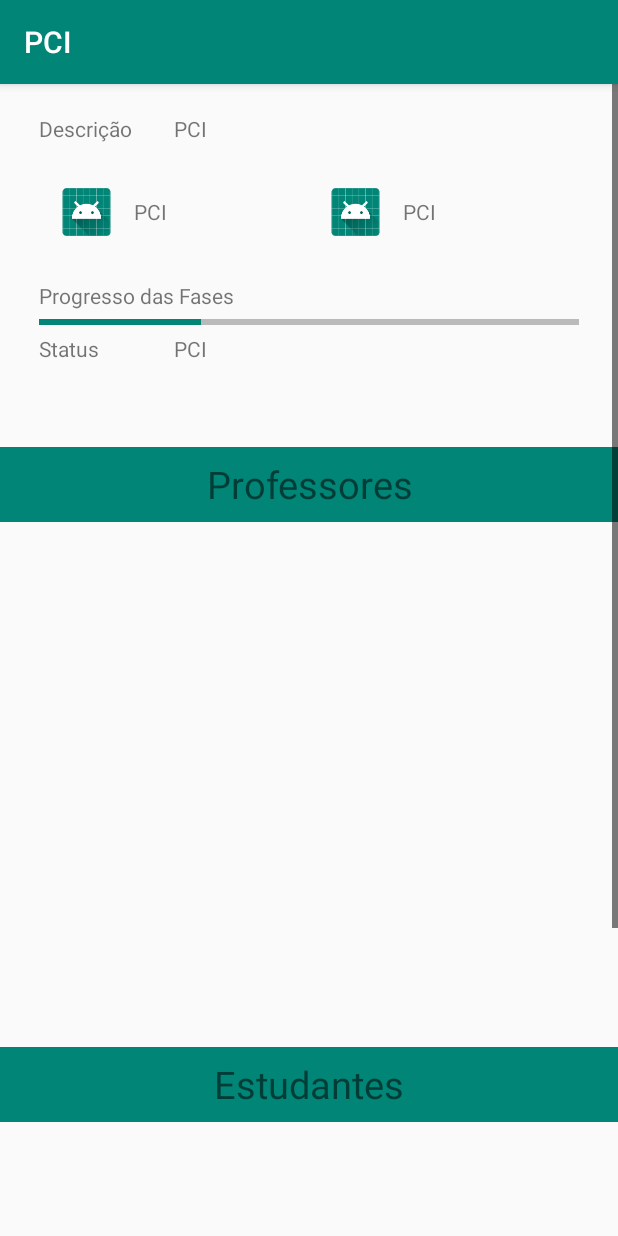
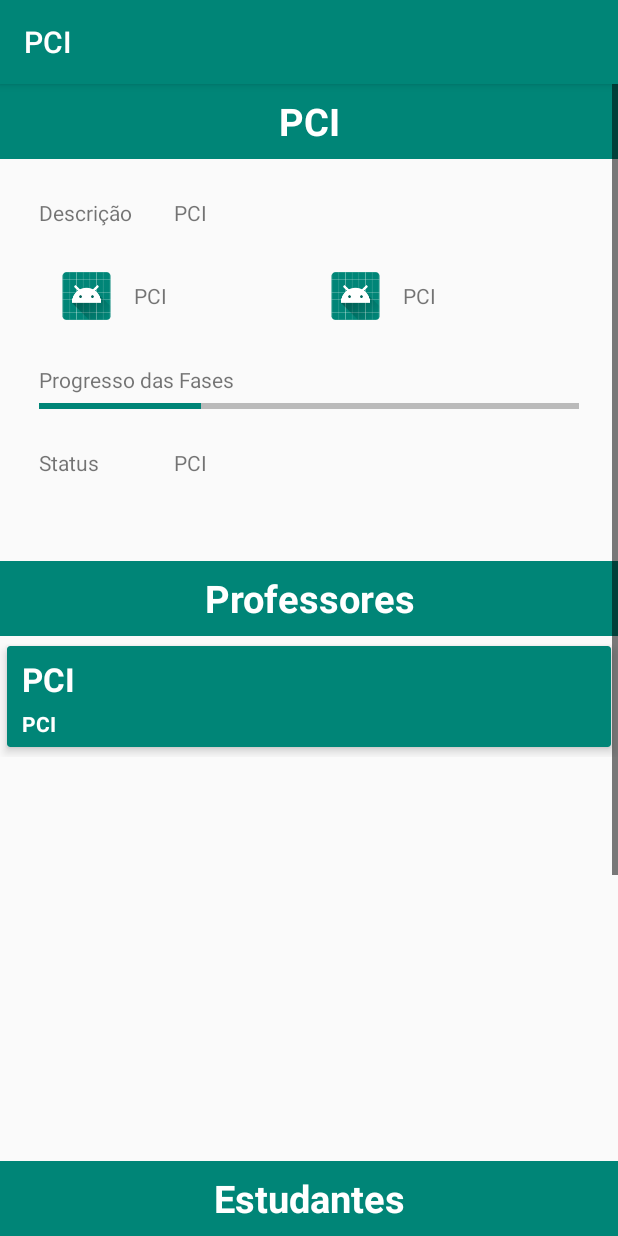
Before and after one commit to GabrielCR99/PCI, an Android app: the ProjectActivity screen opened directly, with no data from a screen before it, on a phone screen of 412 x 824 dp. Run offline under Robolectric (Android 15) with nearby library versions, the phone set to English and light mode, and no system bars; our stand-ins replace ButterKnife, Firebase (no records; nobody signed in at launch, a user with empty details on screens opened directly); 11 statements that could not run were skipped.

Commit message:
View Project members

```diff
--- a/app/src/main/java/com/studio/pci/activities/MainActivity.java
+++ b/app/src/main/java/com/studio/pci/activities/MainActivity.java
@@ -13,6 +13,8 @@ import android.support.v7.widget.Toolbar;
 import android.view.Menu;
 import android.view.MenuItem;
 import android.view.View;
+import android.widget.Button;
+import android.widget.EditText;
 import android.widget.TextView;
 
 import com.google.firebase.auth.FirebaseAuth;
@@ -25,6 +27,8 @@ import com.google.firebase.database.ValueEventListener;
 import com.studio.pci.models.Professor;
 import com.studio.pci.models.Project;
 import com.studio.pci.providers.ProjectDAO;
+
+import java.util.ArrayList;
 
 import butterknife.BindView;
 import butterknife.ButterKnife;
--- a/app/src/main/java/com/studio/pci/activities/ProjectActivity.java
+++ b/app/src/main/java/com/studio/pci/activities/ProjectActivity.java
@@ -1,23 +1,128 @@
 package com.studio.pci.activities;
 
+import android.content.Intent;
 import android.os.Bundle;
+import android.support.annotation.NonNull;
 import android.support.annotation.Nullable;
 import android.support.v7.app.AppCompatActivity;
+import android.support.v7.widget.LinearLayoutManager;
+import android.support.v7.widget.RecyclerView;
+import android.util.Log;
+import android.widget.TextView;
 
+import com.google.firebase.database.DataSnapshot;
+import com.google.firebase.database.DatabaseError;
+import com.google.firebase.database.DatabaseReference;
+import com.google.firebase.database.FirebaseDatabase;
+import com.google.firebase.database.ValueEventListener;
 import com.studio.pci.R;
+import com.studio.pci.adapters.ProfessorsAdapter;
+import com.studio.pci.adapters.StudentsAdapter;
+import com.studio.pci.models.Professor;
+import com.studio.pci.models.Project;
+import com.studio.pci.models.Student;
 
+import java.util.ArrayList;
+import java.util.List;
+
+import butterknife.BindView;
 import butterknife.ButterKnife;
 
 
 public class ProjectActivity extends AppCompatActivity {
 
+    @BindView(R.id.project_title)
+    TextView titleTextView;
 
+    @BindView(R.id.project_description)
+    TextView descTextView;
+
+    @BindView(R.id.project_startDate)
+    TextView startTextView;
+
+    @BindView(R.id.project_endDate)
+    TextView endTextView;
+
+    @BindView(R.id.project_status)
+    TextView statusTextView;
+
+    @BindView(R.id.recycler_project_professors)
+    RecyclerView professorRecyclerView;
+
+    @BindView(R.id.recycler_project_students)
+    RecyclerView studentsRecyclerView;
+
+    private StudentsAdapter studentsAdapter;
+    private ProfessorsAdapter professorsAdapter;
+    private List<Professor> professorList;
+    private List<Student> studentList;
+    private String projectID;
+    private Project project;
 
     @Override
     protected void onCreate(@Nullable Bundle savedInstanceState) {
         super.onCreate(savedInstanceState);
         setContentView(R.layout.activity_project);
         ButterKnife.bind(this);
+        Intent intent = getIntent();
+        projectID = intent.getStringExtra("PROJECT_ID");
+        setMembers();
+        setRecyclers();
 
     }
+
+    private void setMembers() {
+        studentList = new ArrayList<>();
+        professorList = new ArrayList<>();
+        DatabaseReference db = FirebaseDatabase.getInstance().getReference();
+        db.addValueEventListener(new ValueEventListener() {
+            @Override
+            public void onDataChange(@NonNull DataSnapshot dataSnapshot) {
+                project = dataSnapshot.child("projects").child(projectID).getValue(Project.class);
+                studentList.clear();
+                for(String id : project.getStudents()){
+                    Student student = dataSnapshot.child("students").child(id).getValue(Student.class);
+                    studentList.add(student);
+                }
+                professorList.clear();
+                for(String id : project.getProfessors()){
+                    Professor professor = dataSnapshot.child("professors").child(id).getValue(Professor.class);
+                    professorList.add(professor);
+                }
+
+                if(project.getTitle().isEmpty()) titleTextView.setText(getString(R.string.null_info));
+                else titleTextView.setText(project.getTitle());
+
+                if(project.getDescription().isEmpty()) descTextView.setText(getString(R.string.null_info));
+                else descTextView.setText(project.getDescription());
+
+                if(project.getStartDate().isEmpty()) startTextView.setText(getString(R.string.null_info));
+                else startTextView.setText(project.getStartDate());
+
+                if(project.getEndDate().isEmpty()) endTextView.setText(getString(R.string.null_info));
+                else endTextView.setText(project.getEndDate());
+
+                statusTextView.setText(project.isFinished() ? getString(R.string.finished) : getString(R.string.in_progress));
+                studentsAdapter.notifyDataSetChanged();
+                professorsAdapter.notifyDataSetChanged();
+            }
+            @Override
+            public void onCancelled(@NonNull DatabaseError databaseError) {
+                Log.v("STUDENTS_FIREBASE",databaseError.getMessage());
+            }
+        });
+    }
+
+    private void setRecyclers() {
+        RecyclerView.LayoutManager layoutStudent = new LinearLayoutManager(this, LinearLayoutManager.VERTICAL, false);
+        RecyclerView.LayoutManager layoutProfessor = new LinearLayoutManager(this, LinearLayoutManager.VERTICAL, false);
+        professorRecyclerView.setLayoutManager(layoutStudent);
+        studentsRecyclerView.setLayoutManager(layoutProfessor);
+
+        studentsAdapter = new StudentsAdapter(studentList,this);
+        studentsRecyclerView.setAdapter(studentsAdapter);
+
+        professorsAdapter = new ProfessorsAdapter(professorList,this);
+        professorRecyclerView.setAdapter(professorsAdapter);
+    }
 }
--- /dev/null
+++ b/app/src/main/java/com/studio/pci/adapters/ProfessorsAdapter.java
@@ -0,0 +1,73 @@
+package com.studio.pci.adapters;
+
+import android.content.Context;
+import android.content.Intent;
+import android.support.annotation.NonNull;
+import android.support.v7.widget.RecyclerView;
+import android.view.LayoutInflater;
+import android.view.View;
+import android.view.ViewGroup;
+import android.widget.TextView;
+
+import com.studio.pci.R;
+import com.studio.pci.activities.MainActivity;
+import com.studio.pci.activities.ProfessorActivity;
+import com.studio.pci.models.Professor;
+
+import java.net.ServerSocket;
+import java.util.List;
+
+import butterknife.BindView;
+import butterknife.ButterKnife;
+
+public class ProfessorsAdapter extends RecyclerView.Adapter<ProfessorsAdapter.ProfessorViewHolder> {
+
+    private List<Professor> professors;
+    private Context context;
+
+    public ProfessorsAdapter(List<Professor> professors, Context context) {
+        this.professors = professors;
+        this.context = context;
+    }
+
+    @NonNull
+    @Override
+    public ProfessorViewHolder onCreateViewHolder(@NonNull ViewGroup viewGroup, int i) {
+        View itemView = LayoutInflater.from(context).inflate(R.layout.card_user, viewGroup, false);
+        return new ProfessorsAdapter.ProfessorViewHolder(itemView);
+    }
+
+    @Override
+    public void onBindViewHolder(@NonNull ProfessorViewHolder viewHolder, int i) {
+        final Professor professor = professors.get(i);
+        viewHolder.nameTextView.setText(professor.getName());
+        viewHolder.infoTextView.setText(professor.getEmail());
+        viewHolder.itemView.setOnClickListener(new View.OnClickListener() {
+            @Override
+            public void onClick(View v) {
+                Intent intent = new Intent(context, ProfessorActivity.class);
+                intent.putExtra("UID",professor.getId());
+                context.startActivity(intent);
+            }
+        });
+    }
+
+    @Override
+    public int getItemCount() {
+        return professors.size();
+    }
+
+    static class ProfessorViewHolder extends RecyclerView.ViewHolder{
+
+        @BindView(R.id.card_name)
+        TextView nameTextView;
+
+        @BindView(R.id.card_info)
+        TextView infoTextView;
+
+        ProfessorViewHolder(@NonNull View itemView) {
+            super(itemView);
+            ButterKnife.bind(this, itemView);
+        }
+    }
+}
--- a/app/src/main/java/com/studio/pci/fragments/InProgressProjectFragment.java
+++ b/app/src/main/java/com/studio/pci/fragments/InProgressProjectFragment.java
@@ -79,7 +79,7 @@ public class InProgressProjectFragment extends Fragment{
             }
             @Override
             public void onCancelled(@NonNull DatabaseError databaseError) {
-                Log.v("PROJECTS_FIREBASE",databaseError.getMessage());
+                Log.v("PROJECTS_FIREBASE_ERROR",databaseError.getMessage());
             }
         });
     }
--- a/app/src/main/res/layout/activity_main.xml
+++ b/app/src/main/res/layout/activity_main.xml
@@ -42,4 +42,6 @@
         app:headerLayout="@layout/nav_header"
         app:menu="@menu/menu" />
 
+
+
 </android.support.v4.widget.DrawerLayout>
--- a/app/src/main/res/layout/activity_project.xml
+++ b/app/src/main/res/layout/activity_project.xml
@@ -4,6 +4,10 @@
     android:layout_width="match_parent"
     android:layout_height="match_parent"
     android:orientation="vertical">
+
+    <android.support.v7.widget.Toolbar
+        android:layout_width="match_parent"
+        android:layout_height="wrap_content"/>
 
     <ScrollView
         android:layout_width="match_parent"
@@ -27,7 +31,8 @@
                     android:textSize="25sp"
                     android:gravity="center"
                     android:text="@string/app_name"
-                    android:id="@+id/project_title"/>
+                    android:id="@+id/project_title"
+                    style="@style/textContentWhiteLarge"/>
 
             </LinearLayout>
 
@@ -105,8 +110,8 @@
                     android:layout_height="wrap_content"
                     android:id="@+id/project_phase_progress"
                     style="@style/Base.Widget.AppCompat.ProgressBar.Horizontal"
-                    android:progress="30"/>
-
+                    android:progress="30"
+                    android:layout_marginBottom="20sp"/>
 
                 <LinearLayout
                     android:layout_width="match_parent"
@@ -145,7 +150,8 @@
                     android:layout_height="wrap_content"
                     android:textSize="25sp"
                     android:gravity="center"
-                    android:text="@string/professors"/>
+                    android:text="@string/professors"
+                    style="@style/textContentWhiteLarge"/>
 
             </LinearLayout>
 
@@ -172,7 +178,8 @@
                     android:layout_height="wrap_content"
                     android:textSize="25sp"
                     android:gravity="center"
-                    android:text="@string/students"/>
+                    android:text="@string/students"
+                    style="@style/textContentWhiteLarge"/>
 
             </LinearLayout>
 
--- a/app/src/main/res/layout/card_project.xml
+++ b/app/src/main/res/layout/card_project.xml
@@ -23,14 +23,15 @@
             android:layout_height="wrap_content"
             android:layout_weight="0.1"
             android:text="@string/app_name"
-            android:textAppearance="@style/Base.TextAppearance.AppCompat.Large"/>
+            style="@style/textContentWhiteLarge"/>
 
         <TextView
             android:id="@+id/card_desc"
             android:layout_width="match_parent"
             android:layout_height="wrap_content"
             android:layout_weight=".5"
-            android:text="@string/app_name"/>
+            android:text="@string/app_name"
+            style="@style/textContentWhite"/>
 
     </LinearLayout>
 
--- a/app/src/main/res/layout/card_user.xml
+++ b/app/src/main/res/layout/card_user.xml
@@ -23,14 +23,15 @@
                 android:layout_height="wrap_content"
                 android:layout_weight="0.5"
                 android:text="@string/app_name"
-                android:textAppearance="@style/Base.TextAppearance.AppCompat.Large"/>
+                style="@style/textContentWhiteLarge"/>
 
             <TextView
                 android:id="@+id/card_info"
                 android:layout_width="match_parent"
                 android:layout_height="wrap_content"
                 android:layout_weight="0.5"
-                android:text="@string/app_name"/>
+                android:text="@string/app_name"
+                style="@style/textContentWhite"/>
 
         </LinearLayout>
 
--- a/app/src/main/res/values/strings.xml
+++ b/app/src/main/res/values/strings.xml
@@ -69,4 +69,6 @@
     <string name="description">Descrição</string>
     <string name="phase_progress">Progresso das Fases</string>
     <string name="status">Status</string>
+    <string name="finished">Finalizado</string>
+    <string name="in_progress">Em Andamento</string>
 </resources>
--- a/app/src/main/res/values/styles.xml
+++ b/app/src/main/res/values/styles.xml
@@ -29,6 +29,12 @@
         <item name="android:textStyle">bold</item>
         <item name="android:textSize">14sp</item>
 
+    </style>
+
+    <style name="textContentWhiteLarge">
+        <item name="android:textColor">@color/colorAccent</item>
+        <item name="android:textStyle">bold</item>
+        <item name="android:textAppearance">@style/Base.TextAppearance.AppCompat.Large</item>
     </style>
 
     <style name="textContentBlack">
```
Also changed, not shown: app/src/main/java/com/studio/pci/models/Project.java (+41 -16 lines).
